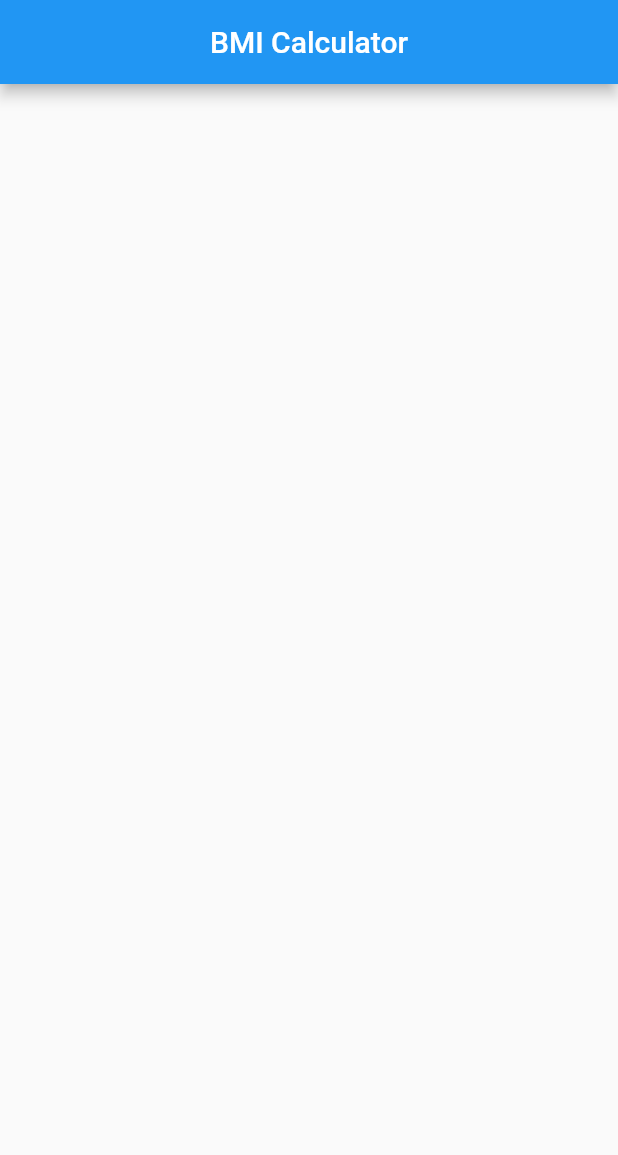
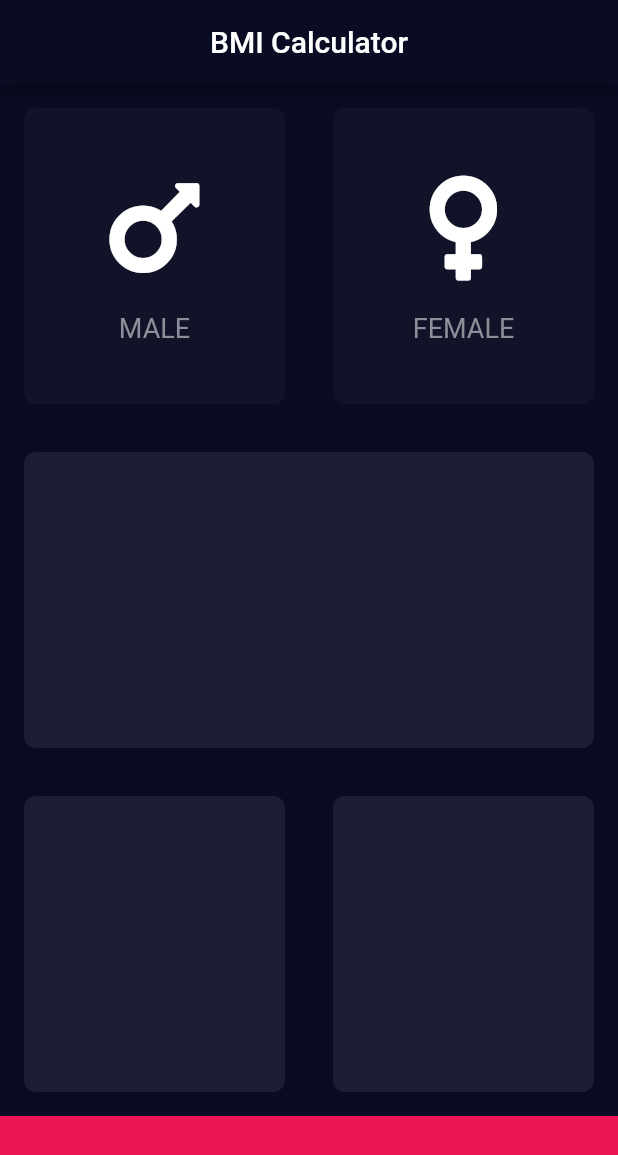
Before and after one commit to avocadochif-core/bmi-calculator-flutter, a Flutter app: the screen it shows after launch, on a phone screen of 412 x 824 dp. Shown: the top 1155 px of the screen. Run offline on Flutter 3.47's test engine with Material 2 defaults, Android fonts, the phone set to English and light mode, and no system bars; our stand-ins replace font_awesome_flutter.

Commit message:
Created metrics page.

```diff
--- /dev/null
+++ b/lib/icon_content_widget.dart
@@ -0,0 +1,32 @@
+import 'package:flutter/material.dart';
+
+class IconContent extends StatelessWidget {
+  IconContent({this.icon, this.text});
+
+  final IconData icon;
+  final String text;
+
+  @override
+  Widget build(BuildContext context) {
+    return Column(
+      mainAxisAlignment: MainAxisAlignment.center,
+      children: <Widget>[
+        Icon(
+          icon,
+          size: 80.0,
+          color: Colors.white,
+        ),
+        SizedBox(
+          height: 16.0,
+        ),
+        Text(
+          text,
+          style: TextStyle(
+            fontSize: 18.0,
+            color: Color(0xFF8D8E98),
+          ),
+        ),
+      ],
+    );
+  }
+}
--- a/lib/main.dart
+++ b/lib/main.dart
@@ -1,3 +1,5 @@
+import 'package:bmi_calculator/metrics_page.dart';
+import 'package:bmi_calculator/result_page.dart';
 import 'package:flutter/material.dart';
 import 'package:flutter/services.dart';
 
@@ -11,25 +13,15 @@ class BMICalculator extends StatelessWidget {
   @override
   Widget build(BuildContext context) {
     return MaterialApp(
-      home: Scaffold(
-        appBar: AppBar(
-          title: Text('BMI Calculator'),
-          centerTitle: true,
+      theme: ThemeData(
+        primaryColor: Color(0xFF090C22),
+        scaffoldBackgroundColor: Color(0xFF090C22), //0xFF101427
+        accentColor: Colors.pink,
+        textTheme: TextTheme(
+          bodyText2: TextStyle(color: Colors.white),
         ),
-        body: MetricsPage(),
       ),
+      home: MetricsPage(),
     );
   }
 }
-
-class MetricsPage extends StatefulWidget {
-  @override
-  _MetricsPageState createState() => _MetricsPageState();
-}
-
-class _MetricsPageState extends State<MetricsPage> {
-  @override
-  Widget build(BuildContext context) {
-    return Container();
-  }
-}
--- /dev/null
+++ b/lib/metric_widget.dart
@@ -0,0 +1,22 @@
+import 'package:flutter/material.dart';
+
+class MetricCard extends StatelessWidget {
+  MetricCard({@required this.color, this.child});
+
+  final Color color;
+  final Widget child;
+
+  @override
+  Widget build(BuildContext context) {
+    return Expanded(
+      child: Container(
+        margin: EdgeInsets.all(16.0),
+        decoration: BoxDecoration(
+          color: color,
+          borderRadius: BorderRadius.circular(8.0),
+        ),
+        child: child,
+      ),
+    );
+  }
+}
--- /dev/null
+++ b/lib/metrics_page.dart
@@ -0,0 +1,83 @@
+import 'package:flutter/material.dart';
+import 'package:font_awesome_flutter/font_awesome_flutter.dart';
+
+import 'icon_content_widget.dart';
+import 'metric_widget.dart';
+
+const bottomContainerHeight = 80.0;
+const activeCardColor = 0xFF1D1E33;
+const inactiveCardColor = 0xFF111328;
+const bottomContainerColor = 0xFFEB1555;
+
+class MetricsPage extends StatefulWidget {
+  @override
+  _MetricsPageState createState() => _MetricsPageState();
+}
+
+class _MetricsPageState extends State<MetricsPage> {
+  Color maleCardColor = Color(inactiveCardColor);
+  Color femaleCardColor = Color(inactiveCardColor);
+
+  void updateGenderButtonsColor(bool isMale) {
+    setState(() {
+      maleCardColor = isMale == true ? Color(activeCardColor) : Color(inactiveCardColor);
+      femaleCardColor = isMale == false ? Color(activeCardColor) : Color(inactiveCardColor);
+    });
+  }
+
+  @override
+  Widget build(BuildContext context) {
+    return Scaffold(
+      appBar: AppBar(
+        title: Text('BMI Calculator'),
+        centerTitle: true,
+      ),
+      body: Column(
+        children: <Widget>[
+          Expanded(
+            child: Row(
+              children: <Widget>[
+                Expanded(
+                  child: GestureDetector(
+                    onTap: () {
+                      updateGenderButtonsColor(true);
+                    },
+                    child: MetricCard(
+                      color: maleCardColor,
+                      child: IconContent(icon: FontAwesomeIcons.mars, text: 'MALE'),
+                    ),
+                  ),
+                ),
+                Expanded(
+                  child: GestureDetector(
+                    onTap: () {
+                      updateGenderButtonsColor(false);
+                    },
+                    child: MetricCard(
+                      color: femaleCardColor,
+                      child: IconContent(icon: FontAwesomeIcons.venus, text: 'FEMALE'),
+                    ),
+                  ),
+                ),
+              ],
+            ),
+          ),
+          MetricCard(color: Color(activeCardColor)),
+          Expanded(
+            child: Row(
+              children: <Widget>[
+                MetricCard(color: Color(activeCardColor)),
+                MetricCard(color: Color(activeCardColor)),
+              ],
+            ),
+          ),
+          Container(
+            color: Color(bottomContainerColor),
+            width: double.infinity,
+            height: bottomContainerHeight,
+          ),
+        ],
+      ),
+    );
+  }
+}
--- /dev/null
+++ b/lib/result_page.dart
@@ -0,0 +1,19 @@
+import 'package:flutter/material.dart';
+
+class ResultPage extends StatefulWidget {
+  @override
+  _ResultPageState createState() => _ResultPageState();
+}
+
+class _ResultPageState extends State<ResultPage> {
+  @override
+  Widget build(BuildContext context) {
+    return Scaffold(
+      appBar: AppBar(
+        title: Text('Result'),
+        centerTitle: true,
+      ),
+      body: Container(),
+    );
+  }
+}
--- a/pubspec.yaml
+++ b/pubspec.yaml
@@ -28,6 +28,7 @@ dependencies:
   # The following adds the Cupertino Icons font to your application.
   # Use with the CupertinoIcons class for iOS style icons.
   cupertino_icons: ^0.1.3
+  font_awesome_flutter: ^8.4.0
 
 dev_dependencies:
   flutter_test:
```
Also changed, not shown: pubspec.lock, 6 other files.
